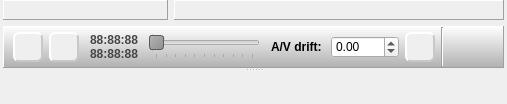
Old version of the form Homer/forms/Widgets/ParticipantWidget.ui in the repository Homer-Conferencing/Homer-Conferencing.
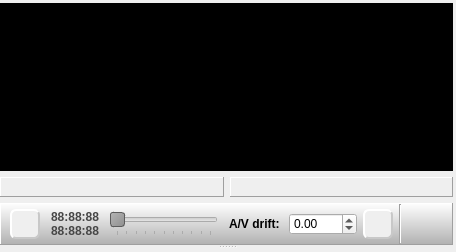
New version of the form. Icons and pictures are not drawn. Custom widgets are drawn as their Qt base class.

```diff
--- a/Homer/forms/Widgets/ParticipantWidget.ui
+++ b/Homer/forms/Widgets/ParticipantWidget.ui
@@ -6,8 +6,8 @@
    <rect>
     <x>0</x>
     <y>0</y>
-    <width>507</width>
-    <height>104</height>
+    <width>456</width>
+    <height>252</height>
    </rect>
   </property>
   <property name="font">
@@ -25,19 +25,127 @@
    <string>Participant widget</string>
   </property>
   <widget class="QWidget" name="mParticipantWidgetContent">
-   <layout class="QVBoxLayout" name="verticalLayout_2">
+   <layout class="QVBoxLayout" name="verticalLayout_2" stretch="1,0">
     <property name="leftMargin">
-     <number>3</number>
-    </property>
-    <property name="topMargin">
      <number>0</number>
     </property>
+    <property name="topMargin">
+     <number>3</number>
+    </property>
     <property name="rightMargin">
      <number>3</number>
     </property>
     <property name="bottomMargin">
      <number>3</number>
     </property>
+    <item>
+     <widget class="QFrame" name="mLogoFrame">
+      <property name="styleSheet">
+       <string notr="true">background-color: rgb(0, 0, 0);</string>
+      </property>
+      <property name="frameShape">
+       <enum>QFrame::Panel</enum>
+      </property>
+      <property name="frameShadow">
+       <enum>QFrame::Raised</enum>
+      </property>
+      <layout class="QHBoxLayout" name="horizontalLayout_3">
+       <property name="leftMargin">
+        <number>13</number>
+       </property>
+       <property name="topMargin">
+        <number>7</number>
+       </property>
+       <property name="rightMargin">
+        <number>13</number>
+       </property>
+       <property name="bottomMargin">
+        <number>7</number>
+       </property>
+       <item>
+        <spacer name="horizontalSpacer">
+         <property name="orientation">
+          <enum>Qt::Horizontal</enum>
+         </property>
+         <property name="sizeType">
+          <enum>QSizePolicy::MinimumExpanding</enum>
+         </property>
+         <property name="sizeHint" stdset="0">
+          <size>
+           <width>1</width>
+           <height>20</height>
+          </size>
+         </property>
+        </spacer>
+       </item>
+       <item>
+        <layout class="QVBoxLayout" name="verticalLayout_3">
+         <item>
+          <spacer name="verticalSpacer">
+           <property name="orientation">
+            <enum>Qt::Vertical</enum>
+           </property>
+           <property name="sizeType">
+            <enum>QSizePolicy::MinimumExpanding</enum>
+           </property>
+           <property name="sizeHint" stdset="0">
+            <size>
+             <width>20</width>
+             <height>1</height>
+            </size>
+           </property>
+          </spacer>
+         </item>
+         <item>
+          <widget class="QLabel" name="mLbLogo">
+           <property name="styleSheet">
+            <string notr="true"/>
+           </property>
+           <property name="text">
+            <string/>
+           </property>
+           <property name="pixmap">
+            <pixmap resource="../../resources/Icons.qrc">:/images/VersionLogoHomer.png</pixmap>
+           </property>
+          </widget>
+         </item>
+         <item>
+          <spacer name="verticalSpacer_2">
+           <property name="orientation">
+            <enum>Qt::Vertical</enum>
+           </property>
+           <property name="sizeType">
+            <enum>QSizePolicy::MinimumExpanding</enum>
+           </property>
+           <property name="sizeHint" stdset="0">
+            <size>
+             <width>20</width>
+             <height>1</height>
+            </size>
+           </property>
+          </spacer>
+         </item>
+        </layout>
+       </item>
+       <item>
+        <spacer name="horizontalSpacer_2">
+         <property name="orientation">
+          <enum>Qt::Horizontal</enum>
+         </property>
+         <property name="sizeType">
+          <enum>QSizePolicy::MinimumExpanding</enum>
+         </property>
+         <property name="sizeHint" stdset="0">
+          <size>
+           <width>1</width>
+           <height>20</height>
+          </size>
+         </property>
+        </spacer>
+       </item>
+      </layout>
+     </widget>
+    </item>
     <item>
      <widget class="QSplitter" name="mSplitter">
       <property name="orientation">
@@ -49,7 +157,7 @@
          <number>0</number>
         </property>
         <item>
-         <layout class="QHBoxLayout" name="horizontalLayout" stretch="1,0,2">
+         <layout class="QHBoxLayout" name="horizontalLayout" stretch="1,0,1">
           <item>
            <widget class="QFrame" name="mSessionInfoWidgetFrame">
             <property name="frameShape">
@@ -119,6 +227,12 @@
             <height>42</height>
            </size>
           </property>
+          <property name="maximumSize">
+           <size>
+            <width>16777215</width>
+            <height>42</height>
+           </size>
+          </property>
           <property name="font">
            <font>
             <family>Arial</family>
@@ -133,7 +247,7 @@
           <property name="frameShadow">
            <enum>QFrame::Raised</enum>
           </property>
-          <layout class="QHBoxLayout" name="horizontalLayout_4" stretch="10,0,0,0,1">
+          <layout class="QHBoxLayout" name="horizontalLayout_4" stretch="10,0,0,1">
            <property name="leftMargin">
             <number>9</number>
            </property>
@@ -148,24 +262,18 @@
            </property>
            <item>
             <widget class="QFrame" name="mMovieControlsFrame">
-             <property name="minimumSize">
-              <size>
-               <width>0</width>
-               <height>40</height>
-              </size>
-             </property>
              <property name="frameShape">
               <enum>QFrame::NoFrame</enum>
              </property>
              <property name="frameShadow">
               <enum>QFrame::Raised</enum>
              </property>
-             <layout class="QHBoxLayout" name="horizontalLayout_2" stretch="0,0,0,0,0,1,0,0">
+             <layout class="QHBoxLayout" name="horizontalLayout_2" stretch="0,0,0,0,1,0">
               <property name="margin">
                <number>0</number>
               </property>
               <item>
-               <widget class="QToolButton" name="mTbPlay">
+               <widget class="QToolButton" name="mTbPlayPause">
                 <property name="minimumSize">
                  <size>
                   <width>30</width>
@@ -200,52 +308,6 @@
                 </property>
                 <property name="icon">
                  <iconset resource="../../resources/Icons.qrc">
-                  <normaloff>:/images/22_22/Audio_Play.png</normaloff>:/images/22_22/Audio_Play.png</iconset>
-                </property>
-                <property name="iconSize">
-                 <size>
-                  <width>22</width>
-                  <height>22</height>
-                 </size>
-                </property>
-               </widget>
-              </item>
-              <item>
-               <widget class="QToolButton" name="mTbPause">
-                <property name="minimumSize">
-                 <size>
-                  <width>30</width>
-                  <height>30</height>
-                 </size>
-                </property>
-                <property name="maximumSize">
-                 <size>
-                  <width>30</width>
-                  <height>30</height>
-                 </size>
-                </property>
-                <property name="toolTip">
-                 <string>Pause</string>
-                </property>
-                <property name="styleSheet">
-                 <string notr="true">QToolButton{
-background-color: rgb(239, 239, 239);
-color: rgb(239, 239, 239);
-border-style: outset;
-border-width: 2px;
-border-color:  rgb(200, 200, 200);
-border-radius: 6px;
-}
-QToolButton:pressed{
-background-color: rgb(150, 150, 150);
-} 
-</string>
-                </property>
-                <property name="text">
-                 <string>...</string>
-                </property>
-                <property name="icon">
-                 <iconset resource="../../resources/Icons.qrc">
                   <normaloff>:/images/22_22/Audio_Pause.png</normaloff>:/images/22_22/Audio_Pause.png</iconset>
                 </property>
                 <property name="iconSize">
@@ -277,13 +339,13 @@
                 <property name="minimumSize">
                  <size>
                   <width>0</width>
-                  <height>36</height>
+                  <height>32</height>
                  </size>
                 </property>
                 <property name="maximumSize">
                  <size>
                   <width>16777215</width>
-                  <height>36</height>
+                  <height>32</height>
                  </size>
                 </property>
                 <property name="palette">
@@ -567,7 +629,7 @@
                  <number>1000</number>
                 </property>
                 <property name="pageStep">
-                 <number>100</number>
+                 <number>1</number>
                 </property>
                 <property name="orientation">
                  <enum>Qt::Horizontal</enum>
@@ -580,22 +642,6 @@
                 </property>
                </widget>
               </item>
-              <item>
-               <spacer name="horizontalSpacer_8">
-                <property name="orientation">
-                 <enum>Qt::Horizontal</enum>
-                </property>
-                <property name="sizeType">
-                 <enum>QSizePolicy::MinimumExpanding</enum>
-                </property>
-                <property name="sizeHint" stdset="0">
-                 <size>
-                  <width>5</width>
-                  <height>20</height>
-                 </size>
-                </property>
-               </spacer>
-              </item>
               <item>
                <widget class="QFrame" name="mAVDriftFrame">
                 <property name="frameShape">
@@ -608,6 +654,22 @@
                  <property name="margin">
                   <number>0</number>
                  </property>
+                 <item>
+                  <spacer name="horizontalSpacer_8">
+                   <property name="orientation">
+                    <enum>Qt::Horizontal</enum>
+                   </property>
+                   <property name="sizeType">
+                    <enum>QSizePolicy::MinimumExpanding</enum>
+                   </property>
+                   <property name="sizeHint" stdset="0">
+                    <size>
+                     <width>5</width>
+                     <height>20</height>
+                    </size>
+                   </property>
+                  </spacer>
+                 </item>
                  <item>
                   <widget class="QLabel" name="label">
                    <property name="font">
@@ -690,22 +752,6 @@
              </property>
             </widget>
            </item>
-           <item>
-            <spacer name="horizontalSpacer">
-             <property name="orientation">
-              <enum>Qt::Horizontal</enum>
-             </property>
-             <property name="sizeType">
-              <enum>QSizePolicy::MinimumExpanding</enum>
-             </property>
-             <property name="sizeHint" stdset="0">
-              <size>
-               <width>5</width>
-               <height>20</height>
-              </size>
-             </property>
-            </spacer>
-           </item>
            <item>
             <widget class="Homer::Gui::AudioWidget" name="mAudioWidget" native="true"/>
            </item>
```
